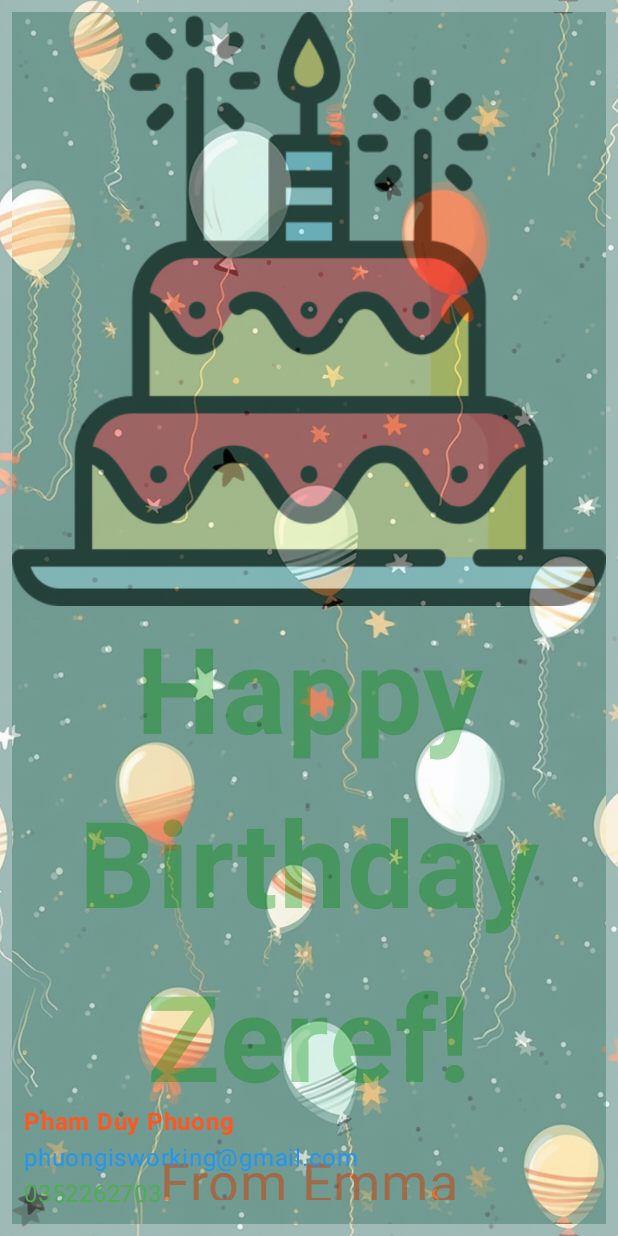
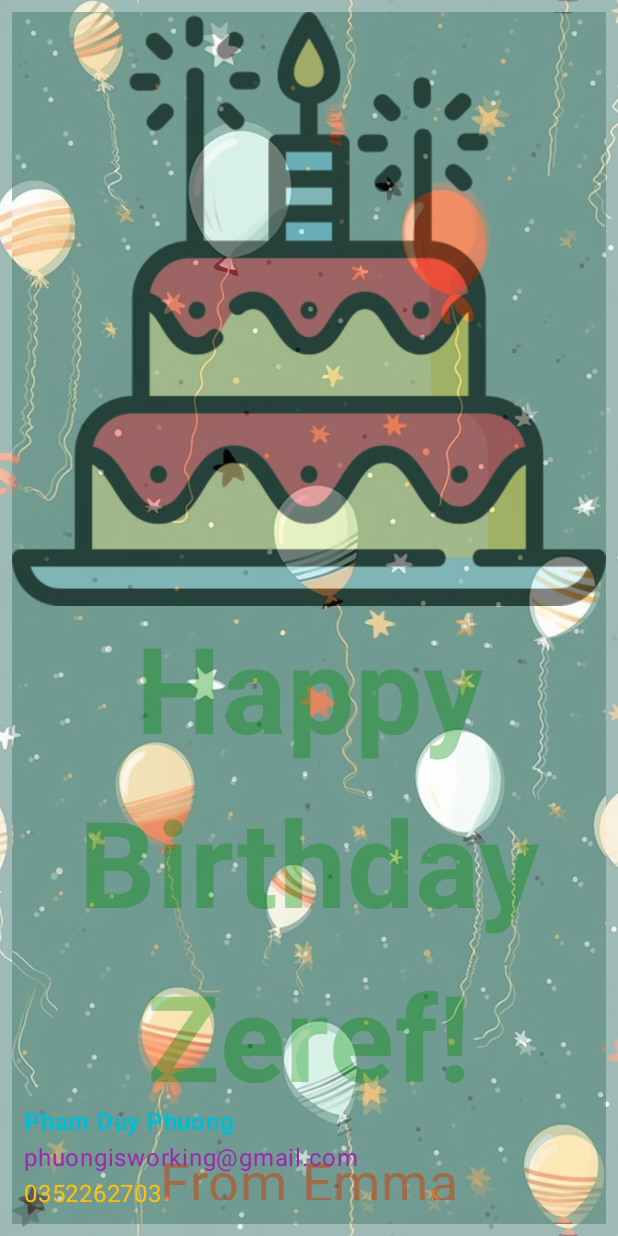
Before and after one commit to KayabaZeref/learnAndroidStudio, an Android app built with Jetpack Compose: the screen it shows after launch (MainActivity), on a phone screen of 412 x 824 dp. Run offline under Robolectric (Android 15) with nearby library versions, the phone set to English and light mode, and no system bars.

```diff
--- a/app/src/main/java/com/example/happybirthday/MainActivity.kt
+++ b/app/src/main/java/com/example/happybirthday/MainActivity.kt
@@ -135,9 +135,9 @@ fun ContactInformation(
             alpha = 0.5F
         )
     Column(modifier = modifier.fillMaxWidth()) {
-        Text(text = name, fontWeight = FontWeight.Bold, color = Color(0xFFFF5722))
-        Text(text = email, color = Color(0xFF2196F3))
-        Text(text = phoneNumber, color = Color(0xFF4CAF50))
+        Text(text = name, fontWeight = FontWeight.Bold, color = Color(0xFF00BCD4))
+        Text(text = email, color = Color(0xFF9C27B0))
+        Text(text = phoneNumber, color = Color(0xFFFFC107))
     }
     }
 }
```
